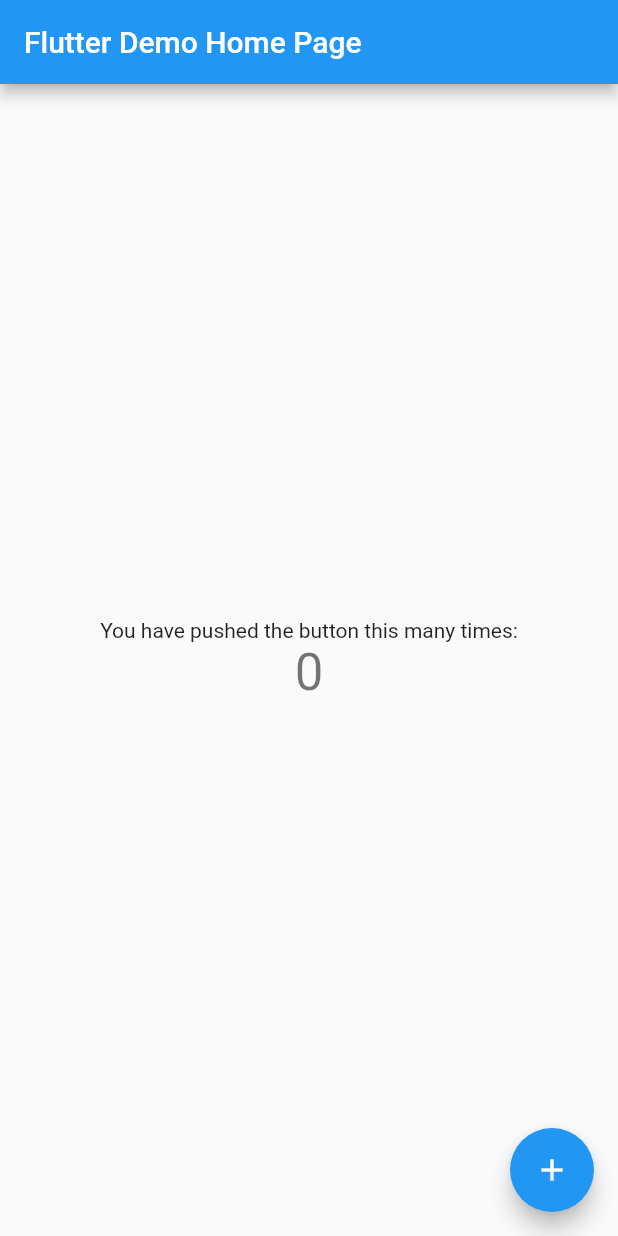
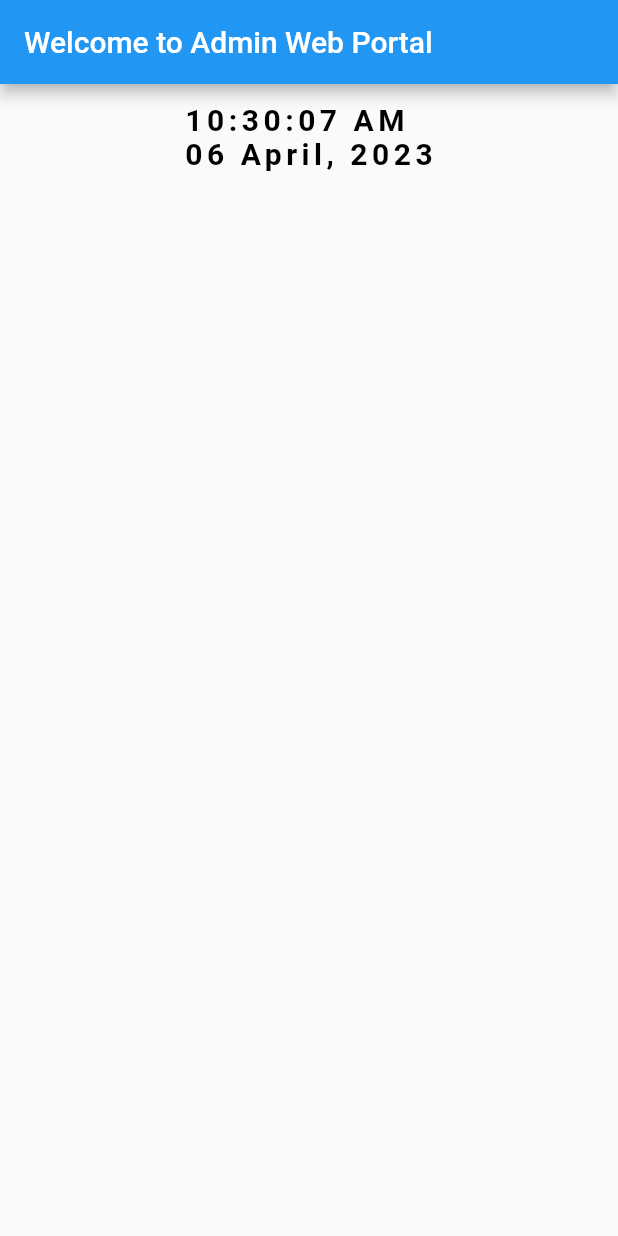
Before and after one commit to Alen87/Flutter-web-app, a Flutter app: the screen it shows after launch, on a phone screen of 412 x 824 dp. Run offline on Flutter 3.47's test engine with Material 2 defaults, Android fonts, the phone set to English and light mode, and no system bars.

Commit message:
display live time on website with flutter

```diff
--- a/lib/main.dart
+++ b/lib/main.dart
@@ -1,4 +1,5 @@
 import 'package:flutter/material.dart';
+import 'package:foodpanda_admin_web_portal/main_screen/home_screen.dart';
 
 void main() {
   runApp(const MyApp());
@@ -7,109 +8,17 @@ void main() {
 class MyApp extends StatelessWidget {
   const MyApp({super.key});
 
-  // This widget is the root of your application.
+
   @override
   Widget build(BuildContext context) {
     return MaterialApp(
-      title: 'Flutter Demo',
+      debugShowCheckedModeBanner: false,
+      title: 'Food Admin Web Portal',
       theme: ThemeData(
-        // This is the theme of your application.
-        //
-        // Try running your application with "flutter run". You'll see the
-        // application has a blue toolbar. Then, without quitting the app, try
-        // changing the primarySwatch below to Colors.green and then invoke
-        // "hot reload" (press "r" in the console where you ran "flutter run",
-        // or simply save your changes to "hot reload" in a Flutter IDE).
-        // Notice that the counter didn't reset back to zero; the application
-        // is not restarted.
+
         primarySwatch: Colors.blue,
       ),
-      home: const MyHomePage(title: 'Flutter Demo Home Page'),
+      home:const HomeScreen(),
     );
   }
 }
-
-class MyHomePage extends StatefulWidget {
-  const MyHomePage({super.key, required this.title});
-
-  // This widget is the home page of your application. It is stateful, meaning
-  // that it has a State object (defined below) that contains fields that affect
-  // how it looks.
-
-  // This class is the configuration for the state. It holds the values (in this
-  // case the title) provided by the parent (in this case the App widget) and
-  // used by the build method of the State. Fields in a Widget subclass are
-  // always marked "final".
-
-  final String title;
-
-  @override
-  State<MyHomePage> createState() => _MyHomePageState();
-}
-
-class _MyHomePageState extends State<MyHomePage> {
-  int _counter = 0;
-
-  void _incrementCounter() {
-    setState(() {
-      // This call to setState tells the Flutter framework that something has
-      // changed in this State, which causes it to rerun the build method below
-      // so that the display can reflect the updated values. If we changed
-      // _counter without calling setState(), then the build method would not be
-      // called again, and so nothing would appear to happen.
-      _counter++;
-    });
-  }
-
-  @override
-  Widget build(BuildContext context) {
-    // This method is rerun every time setState is called, for instance as done
-    // by the _incrementCounter method above.
-    //
-    // The Flutter framework has been optimized to make rerunning build methods
-    // fast, so that you can just rebuild anything that needs updating rather
-    // than having to individually change instances of widgets.
-    return Scaffold(
-      appBar: AppBar(
-        // Here we take the value from the MyHomePage object that was created by
-        // the App.build method, and use it to set our appbar title.
-        title: Text(widget.title),
-      ),
-      body: Center(
-        // Center is a layout widget. It takes a single child and positions it
-        // in the middle of the parent.
-        child: Column(
-          // Column is also a layout widget. It takes a list of children and
-          // arranges them vertically. By default, it sizes itself to fit its
-          // children horizontally, and tries to be as tall as its parent.
-          //
-          // Invoke "debug painting" (press "p" in the console, choose the
-          // "Toggle Debug Paint" action from the Flutter Inspector in Android
-          // Studio, or the "Toggle Debug Paint" command in Visual Studio Code)
-          // to see the wireframe for each widget.
-          //
-          // Column has various properties to control how it sizes itself and
-          // how it positions its children. Here we use mainAxisAlignment to
-          // center the children vertically; the main axis here is the vertical
-          // axis because Columns are vertical (the cross axis would be
-          // horizontal).
-          mainAxisAlignment: MainAxisAlignment.center,
-          children: <Widget>[
-            const Text(
-              'You have pushed the button this many times:',
-            ),
-            Text(
-              '$_counter',
-              style: Theme.of(context).textTheme.headlineMedium,
-            ),
-          ],
-        ),
-      ),
-      floatingActionButton: FloatingActionButton(
-        onPressed: _incrementCounter,
-        tooltip: 'Increment',
-        child: const Icon(Icons.add),
-      ), // This trailing comma makes auto-formatting nicer for build methods.
-    );
-  }
-}
--- /dev/null
+++ b/lib/main_screen/home_screen.dart
@@ -0,0 +1,75 @@
+import 'dart:async';
+
+import 'package:flutter/material.dart';
+import 'package:intl/intl.dart';
+
+class HomeScreen extends StatefulWidget {
+  const HomeScreen({Key? key}) : super(key: key);
+
+  @override
+  State<HomeScreen> createState() => _HomeScreenState();
+}
+
+class _HomeScreenState extends State<HomeScreen> {
+  String timeText = "";
+  String dateText = "";
+
+  String formatCurrentLiveTime(DateTime time) {
+    return DateFormat("hh:mm:ss a").format(time);
+  }
+
+  String formatCurrentDate(DateTime date) {
+    return DateFormat("dd MMMM, yyyy").format(date);
+  }
+
+  getCurrentLiveTime() {
+    final DateTime timeNow = DateTime.now();
+    final String liveTime = formatCurrentLiveTime(timeNow);
+    final String liveDate = formatCurrentDate(timeNow);
+
+    if (this.mounted) {
+      setState(() {
+        timeText = liveTime;
+        dateText = liveDate;
+      });
+    }
+  }
+
+  @override
+  void initState() {
+    super.initState();
+    //time
+    timeText = formatCurrentLiveTime(DateTime.now());
+    //date
+    dateText = formatCurrentDate(DateTime.now());
+
+    Timer.periodic(const Duration(seconds: 1), (timer) {
+      getCurrentLiveTime();
+    });
+  }
+
+  @override
+  Widget build(BuildContext context) {
+    return Scaffold(
+      appBar: AppBar(
+        title: const Text("Welcome to Admin Web Portal"),
+      ),
+      body: Center(
+          child: Column(
+        children: [
+          Padding(
+            padding: const EdgeInsets.all(12.0),
+            child: Text(
+              timeText + "\n" + dateText,
+              style: const TextStyle(
+                  fontSize: 20,
+                  color: Colors.black,
+                  letterSpacing: 3,
+                  fontWeight: FontWeight.bold),
+            ),
+          ),
+        ],
+      )),
+    );
+  }
+}
--- a/pubspec.yaml
+++ b/pubspec.yaml
@@ -32,9 +32,11 @@ dependencies:
     sdk: flutter
 
 
+
   # The following adds the Cupertino Icons font to your application.
   # Use with the CupertinoIcons class for iOS style icons.
   cupertino_icons: ^1.0.2
+  intl: ^0.18.0
 
 dev_dependencies:
   flutter_test:
```
Also changed, not shown: pubspec.lock.
